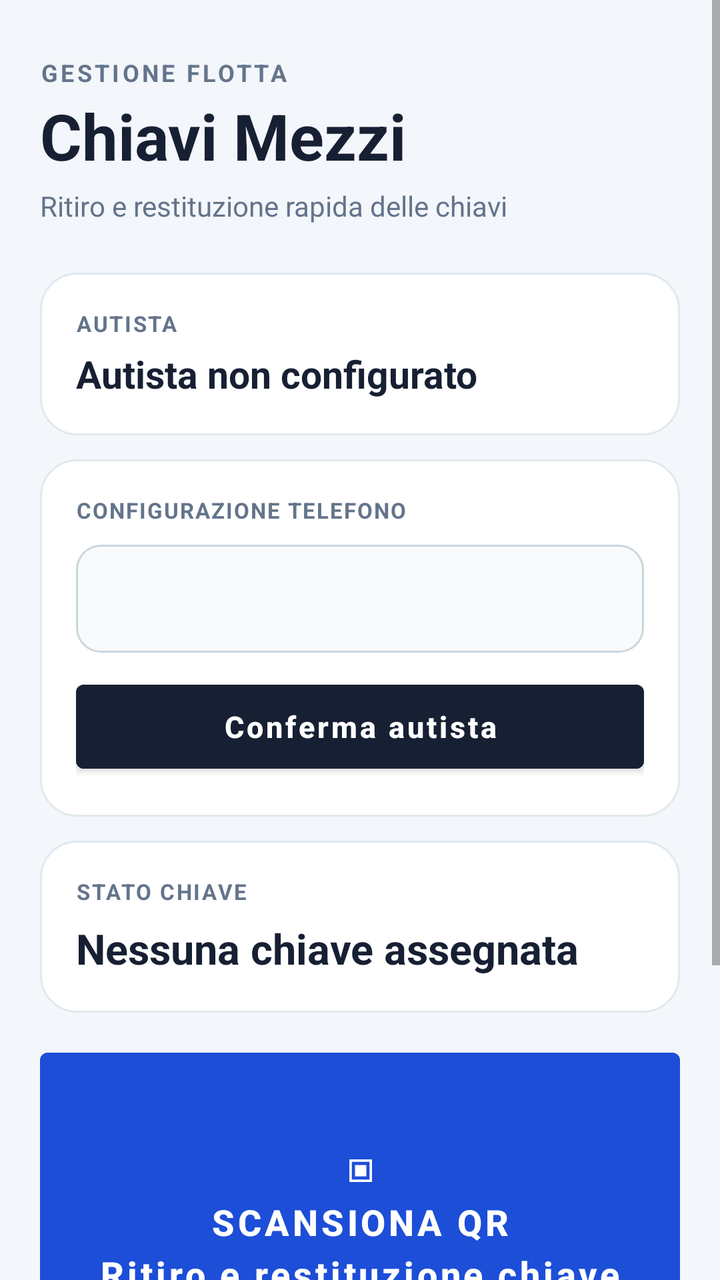
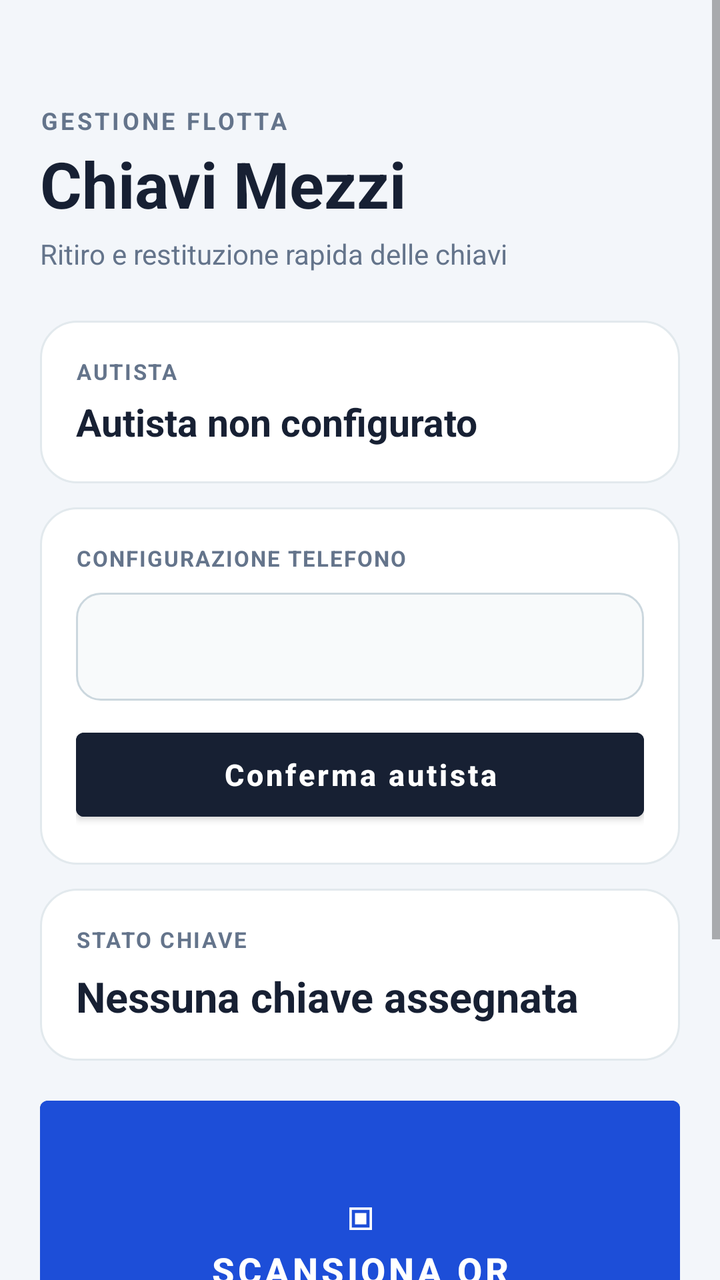

An Android layout rendered at two revisions. The XML below is the earlier revision; the diff shows what the commit changed to produce the second picture.
<!-- AndroidManifest.xml: application theme Theme.GestioneChiavi -->
<!-- res/layout/activity_main.xml -->
<ScrollView xmlns:android="http://schemas.android.com/apk/res/android"
    android:layout_width="match_parent"
    android:layout_height="match_parent"
    android:background="#F3F6FA"
    android:fillViewport="true"
    android:overScrollMode="never">

    <LinearLayout
        android:layout_width="match_parent"
        android:layout_height="wrap_content"
        android:orientation="vertical"
        android:paddingStart="20dp"
        android:paddingTop="28dp"
        android:paddingEnd="20dp"
        android:paddingBottom="28dp">

        <TextView
            android:layout_width="wrap_content"
            android:layout_height="wrap_content"
            android:text="GESTIONE FLOTTA"
            android:textColor="#64748B"
            android:textSize="12sp"
            android:textStyle="bold"
            android:letterSpacing="0.12" />

        <TextView
            android:layout_width="wrap_content"
            android:layout_height="wrap_content"
            android:layout_marginTop="2dp"
            android:text="Chiavi Mezzi"
            android:textColor="#172033"
            android:textSize="32sp"
            android:textStyle="bold" />

        <TextView
            android:layout_width="wrap_content"
            android:layout_height="wrap_content"
            android:layout_marginTop="4dp"
            android:text="Ritiro e restituzione rapida delle chiavi"
            android:textColor="#64748B"
            android:textSize="14sp" />

        <LinearLayout
            android:layout_width="match_parent"
            android:layout_height="wrap_content"
            android:layout_marginTop="24dp"
            android:background="@drawable/card_background"
            android:gravity="center_vertical"
            android:orientation="horizontal"
            android:padding="18dp">

            <LinearLayout
                android:layout_width="0dp"
                android:layout_height="wrap_content"
                android:layout_weight="1"
                android:orientation="vertical">
                <TextView android:layout_width="wrap_content" android:layout_height="wrap_content" android:text="AUTISTA" android:textColor="#64748B" android:textSize="11sp" android:textStyle="bold" android:letterSpacing="0.08" />
                <TextView android:id="@+id/driver" android:layout_width="match_parent" android:layout_height="wrap_content" android:layout_marginTop="5dp" android:text="Autista non configurato" android:textColor="#172033" android:textSize="19sp" android:textStyle="bold" />
            </LinearLayout>
        </LinearLayout>

        <LinearLayout
            android:layout_width="match_parent"
            android:layout_height="wrap_content"
            android:layout_marginTop="12dp"
            android:background="@drawable/card_background"
            android:orientation="vertical"
            android:padding="18dp">
            <TextView android:layout_width="wrap_content" android:layout_height="wrap_content" android:text="CONFIGURAZIONE TELEFONO" android:textColor="#64748B" android:textSize="11sp" android:textStyle="bold" android:letterSpacing="0.06" />
            <Spinner android:id="@+id/driverSpinner" android:layout_width="match_parent" android:layout_height="54dp" android:layout_marginTop="10dp" android:background="@drawable/input_background" android:paddingStart="14dp" android:paddingEnd="14dp" />
            <Button android:id="@+id/saveDriver" android:layout_width="match_parent" android:layout_height="54dp" android:layout_marginTop="10dp" android:backgroundTint="#172033" android:elevation="0dp" android:text="Conferma autista" android:textColor="#FFFFFF" android:textAllCaps="false" android:textSize="15sp" android:textStyle="bold" />
        </LinearLayout>

        <LinearLayout
            android:layout_width="match_parent"
            android:layout_height="wrap_content"
            android:layout_marginTop="12dp"
            android:background="@drawable/card_background"
            android:orientation="vertical"
            android:padding="18dp">
            <TextView android:layout_width="wrap_content" android:layout_height="wrap_content" android:text="STATO CHIAVE" android:textColor="#64748B" android:textSize="11sp" android:textStyle="bold" android:letterSpacing="0.08" />
            <TextView android:id="@+id/status" android:layout_width="match_parent" android:layout_height="wrap_content" android:layout_marginTop="7dp" android:text="Nessuna chiave assegnata" android:textColor="#172033" android:textSize="21sp" android:textStyle="bold" />
        </LinearLayout>

        <Button
            android:id="@+id/scan"
            android:layout_width="match_parent"
            android:layout_height="180dp"
            android:layout_marginTop="14dp"
            android:backgroundTint="#1D4ED8"
            android:elevation="2dp"
            android:gravity="center"
            android:lineSpacingExtra="5dp"
            android:text="▣\nSCANSIONA QR\nRitiro e restituzione chiave"
            android:textAllCaps="false"
            android:textColor="#FFFFFF"
            android:textSize="18sp"
            android:textStyle="bold" />

        <Button android:id="@+id/photo" android:layout_width="match_parent" android:layout_height="54dp" android:layout_marginTop="12dp" android:backgroundTint="#EFF6FF" android:elevation="0dp" android:text="Fotografa stato mezzo" android:textAllCaps="false" android:textColor="#1D4ED8" android:textStyle="bold" android:visibility="gone" />

        <TextView android:id="@+id/message" android:layout_width="match_parent" android:layout_height="wrap_content" android:layout_marginTop="14dp" android:background="@drawable/message_background" android:gravity="center" android:minHeight="42dp" android:padding="10dp" android:textColor="#172033" android:textSize="14sp" android:textStyle="bold" />

        <Button android:id="@+id/changeDriver" android:layout_width="match_parent" android:layout_height="50dp" android:layout_marginTop="14dp" android:backgroundTint="#E2E8F0" android:elevation="0dp" android:text="Area responsabile / Cambio autista" android:textAllCaps="false" android:textColor="#475569" android:textSize="14sp" android:textStyle="bold" />
    </LinearLayout>
</ScrollView>
<!-- resources referenced by this layout -->
<resources>
  <!-- drawable card_background (drawable) -->
  <shape xmlns:android="http://schemas.android.com/apk/res/android" android:shape="rectangle"><solid android:color="#FFFFFF"/><corners android:radius="18dp"/><stroke android:width="1dp" android:color="#E2E9ED"/></shape>
  <!-- drawable input_background (drawable) -->
  <shape xmlns:android="http://schemas.android.com/apk/res/android" android:shape="rectangle">
      <solid android:color="#F8FAFB" />
      <corners android:radius="12dp" />
      <stroke android:width="1dp" android:color="#CBD7DE" />
      <padding android:left="8dp" android:top="4dp" android:right="8dp" android:bottom="4dp" />
  </shape>
  <!-- drawable message_background (drawable) -->
  <shape xmlns:android="http://schemas.android.com/apk/res/android" android:shape="rectangle">
      <solid android:color="#EAF2F6" />
      <corners android:radius="12dp" />
      <stroke android:width="1dp" android:color="#D5E2E9" />
  </shape>
  <style name="Theme.GestioneChiavi" parent="Theme.MaterialComponents.DayNight.NoActionBar"><item name="colorPrimary">@color/primary</item><item name="colorPrimaryVariant">@color/primary_dark</item></style>
  <color name="primary">#173B57</color>
  <color name="primary_dark">#0E293D</color>
</resources>

<!-- the commit's change to res/layout/activity_main.xml (unified diff, before → after) -->
@@ -10,97 +10,35 @@
         android:layout_height="wrap_content"
         android:orientation="vertical"
         android:paddingStart="20dp"
-        android:paddingTop="28dp"
+        android:paddingTop="52dp"
         android:paddingEnd="20dp"
         android:paddingBottom="28dp">
 
-        <TextView
-            android:layout_width="wrap_content"
-            android:layout_height="wrap_content"
-            android:text="GESTIONE FLOTTA"
-            android:textColor="#64748B"
-            android:textSize="12sp"
-            android:textStyle="bold"
-            android:letterSpacing="0.12" />
+        <TextView android:layout_width="wrap_content" android:layout_height="wrap_content" android:text="GESTIONE FLOTTA" android:textColor="#64748B" android:textSize="12sp" android:textStyle="bold" android:letterSpacing="0.12" />
+        <TextView android:layout_width="wrap_content" android:layout_height="wrap_content" android:layout_marginTop="2dp" android:text="Chiavi Mezzi" android:textColor="#172033" android:textSize="32sp" android:textStyle="bold" />
+        <TextView android:layout_width="wrap_content" android:layout_height="wrap_content" android:layout_marginTop="4dp" android:text="Ritiro e restituzione rapida delle chiavi" android:textColor="#64748B" android:textSize="14sp" />
 
-        <TextView
-            android:layout_width="wrap_content"
-            android:layout_height="wrap_content"
-            android:layout_marginTop="2dp"
-            android:text="Chiavi Mezzi"
-            android:textColor="#172033"
-            android:textSize="32sp"
-            android:textStyle="bold" />
-
-        <TextView
-            android:layout_width="wrap_content"
-            android:layout_height="wrap_content"
-            android:layout_marginTop="4dp"
-            android:text="Ritiro e restituzione rapida delle chiavi"
-            android:textColor="#64748B"
-            android:textSize="14sp" />
-
-        <LinearLayout
-            android:layout_width="match_parent"
-            android:layout_height="wrap_content"
-            android:layout_marginTop="24dp"
-            android:background="@drawable/card_background"
-            android:gravity="center_vertical"
-            android:orientation="horizontal"
-            android:padding="18dp">
-
-            <LinearLayout
-                android:layout_width="0dp"
-                android:layout_height="wrap_content"
-                android:layout_weight="1"
-                android:orientation="vertical">
+        <LinearLayout android:layout_width="match_parent" android:layout_height="wrap_content" android:layout_marginTop="24dp" android:background="@drawable/card_background" android:gravity="center_vertical" android:orientation="horizontal" android:padding="18dp">
+            <LinearLayout android:layout_width="0dp" android:layout_height="wrap_content" android:layout_weight="1" android:orientation="vertical">
                 <TextView android:layout_width="wrap_content" android:layout_height="wrap_content" android:text="AUTISTA" android:textColor="#64748B" android:textSize="11sp" android:textStyle="bold" android:letterSpacing="0.08" />
                 <TextView android:id="@+id/driver" android:layout_width="match_parent" android:layout_height="wrap_content" android:layout_marginTop="5dp" android:text="Autista non configurato" android:textColor="#172033" android:textSize="19sp" android:textStyle="bold" />
             </LinearLayout>
         </LinearLayout>
 
-        <LinearLayout
-            android:layout_width="match_parent"
-            android:layout_height="wrap_content"
-            android:layout_marginTop="12dp"
-            android:background="@drawable/card_background"
-            android:orientation="vertical"
-            android:padding="18dp">
+        <LinearLayout android:layout_width="match_parent" android:layout_height="wrap_content" android:layout_marginTop="12dp" android:background="@drawable/card_background" android:orientation="vertical" android:padding="18dp">
             <TextView android:layout_width="wrap_content" android:layout_height="wrap_content" android:text="CONFIGURAZIONE TELEFONO" android:textColor="#64748B" android:textSize="11sp" android:textStyle="bold" android:letterSpacing="0.06" />
             <Spinner android:id="@+id/driverSpinner" android:layout_width="match_parent" android:layout_height="54dp" android:layout_marginTop="10dp" android:background="@drawable/input_background" android:paddingStart="14dp" android:paddingEnd="14dp" />
             <Button android:id="@+id/saveDriver" android:layout_width="match_parent" android:layout_height="54dp" android:layout_marginTop="10dp" android:backgroundTint="#172033" android:elevation="0dp" android:text="Conferma autista" android:textColor="#FFFFFF" android:textAllCaps="false" android:textSize="15sp" android:textStyle="bold" />
         </LinearLayout>
 
-        <LinearLayout
-            android:layout_width="match_parent"
-            android:layout_height="wrap_content"
-            android:layout_marginTop="12dp"
-            android:background="@drawable/card_background"
-            android:orientation="vertical"
-            android:padding="18dp">
+        <LinearLayout android:layout_width="match_parent" android:layout_height="wrap_content" android:layout_marginTop="12dp" android:background="@drawable/card_background" android:orientation="vertical" android:padding="18dp">
             <TextView android:layout_width="wrap_content" android:layout_height="wrap_content" android:text="STATO CHIAVE" android:textColor="#64748B" android:textSize="11sp" android:textStyle="bold" android:letterSpacing="0.08" />
             <TextView android:id="@+id/status" android:layout_width="match_parent" android:layout_height="wrap_content" android:layout_marginTop="7dp" android:text="Nessuna chiave assegnata" android:textColor="#172033" android:textSize="21sp" android:textStyle="bold" />
         </LinearLayout>
 
-        <Button
-            android:id="@+id/scan"
-            android:layout_width="match_parent"
-            android:layout_height="180dp"
-            android:layout_marginTop="14dp"
-            android:backgroundTint="#1D4ED8"
-            android:elevation="2dp"
-            android:gravity="center"
-            android:lineSpacingExtra="5dp"
-            android:text="▣\nSCANSIONA QR\nRitiro e restituzione chiave"
-            android:textAllCaps="false"
-            android:textColor="#FFFFFF"
-            android:textSize="18sp"
-            android:textStyle="bold" />
-
+        <Button android:id="@+id/scan" android:layout_width="match_parent" android:layout_height="180dp" android:layout_marginTop="14dp" android:backgroundTint="#1D4ED8" android:elevation="2dp" android:gravity="center" android:lineSpacingExtra="5dp" android:text="▣\nSCANSIONA QR\nRitiro e restituzione chiave" android:textAllCaps="false" android:textColor="#FFFFFF" android:textSize="18sp" android:textStyle="bold" />
         <Button android:id="@+id/photo" android:layout_width="match_parent" android:layout_height="54dp" android:layout_marginTop="12dp" android:backgroundTint="#EFF6FF" android:elevation="0dp" android:text="Fotografa stato mezzo" android:textAllCaps="false" android:textColor="#1D4ED8" android:textStyle="bold" android:visibility="gone" />
-
         <TextView android:id="@+id/message" android:layout_width="match_parent" android:layout_height="wrap_content" android:layout_marginTop="14dp" android:background="@drawable/message_background" android:gravity="center" android:minHeight="42dp" android:padding="10dp" android:textColor="#172033" android:textSize="14sp" android:textStyle="bold" />
-
         <Button android:id="@+id/changeDriver" android:layout_width="match_parent" android:layout_height="50dp" android:layout_marginTop="14dp" android:backgroundTint="#E2E8F0" android:elevation="0dp" android:text="Area responsabile / Cambio autista" android:textAllCaps="false" android:textColor="#475569" android:textSize="14sp" android:textStyle="bold" />
     </LinearLayout>
 </ScrollView>
